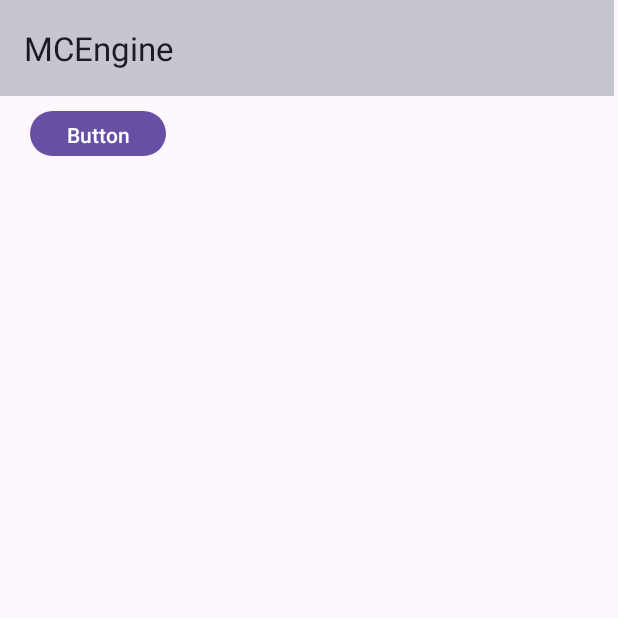
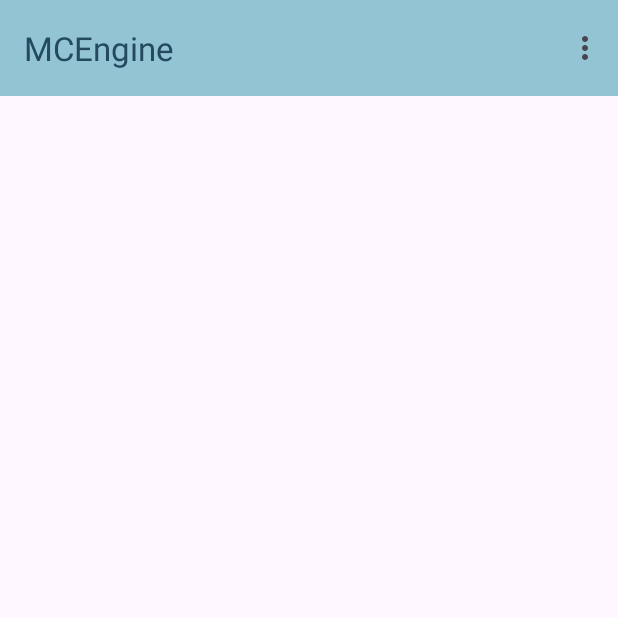
Before and after one commit to OneFeiFan/MCEngine, an Android app: the screen it shows after launch (MainActivity), on a phone screen of 412 x 824 dp, the top half of it. Run offline under Robolectric (Android 15) with nearby library versions, the phone set to English and light mode, and no system bars.

```diff
--- a/app/src/main/java/com/taolesi/mcengine/MainActivity.java
+++ b/app/src/main/java/com/taolesi/mcengine/MainActivity.java
@@ -1,40 +1,56 @@
 package com.taolesi.mcengine;
 
-import androidx.appcompat.app.AppCompatActivity;
-
 import android.Manifest;
-import android.content.Context;
-import android.content.Intent;
-import android.net.Uri;
+import android.annotation.SuppressLint;
 import android.os.Build;
 import android.os.Bundle;
-import android.os.Environment;
-import android.provider.Settings;
-import android.widget.Toast;
+import android.view.Menu;
+import android.view.MenuItem;
+import android.view.View;
 
-import com.permissionx.guolindev.PermissionX;
-import com.permissionx.guolindev.callback.ExplainReasonCallbackWithBeforeParam;
-import com.permissionx.guolindev.callback.ForwardToSettingsCallback;
-import com.permissionx.guolindev.callback.RequestCallback;
-import com.permissionx.guolindev.request.ExplainScope;
-import com.permissionx.guolindev.request.ForwardScope;
-
-import java.util.List;
+import androidx.annotation.NonNull;
+import androidx.appcompat.app.AppCompatActivity;
+import androidx.appcompat.widget.Toolbar;
 
 public class MainActivity extends AppCompatActivity {
-    private String[] PERMISSIONS = {
+    private final String[] PERMISSIONS = {
+            Manifest.permission.WRITE_EXTERNAL_STORAGE,
+            Manifest.permission.READ_EXTERNAL_STORAGE
+    };
+    private final String[] PERMISSIONS_33 = {
             Manifest.permission.WRITE_EXTERNAL_STORAGE,
             Manifest.permission.READ_EXTERNAL_STORAGE,
             Manifest.permission.MANAGE_EXTERNAL_STORAGE
     };
+    public String[] modLists;
+
     @Override
     protected void onCreate(Bundle savedInstanceState) {
         super.onCreate(savedInstanceState);
+        //requestPermissions(PERMISSIONS, 99);
         setContentView(R.layout.activity_main);
-        requestPermissions(PERMISSIONS, 99);
-    }
-    public Context getContext() {
-        return this;
+        if (Build.VERSION.SDK_INT >= Build.VERSION_CODES.R) {
+            requestPermissions(PERMISSIONS_33, 20);
+        } else {
+            requestPermissions(PERMISSIONS, 20);
+        }
+        Toolbar toolbar = (Toolbar) findViewById(R.id.toolbar);
+
     }
 
+    @Override
+    public boolean onCreateOptionsMenu(Menu menu) {
+        getMenuInflater().inflate(R.menu.menu_main, menu);
+        return true;
+    }
+
+    @Override
+    public boolean onOptionsItemSelected(@NonNull MenuItem item) {
+        if (item.getItemId() == R.id.settings) {
+
+        } else if (item.getItemId() == R.id.about) {
+
+        }
+        return super.onOptionsItemSelected(item);
+    }
 }
--- a/app/src/main/res/layout/activity_main.xml
+++ b/app/src/main/res/layout/activity_main.xml
@@ -1,34 +1,27 @@
 <?xml version="1.0" encoding="utf-8"?>
-<androidx.constraintlayout.widget.ConstraintLayout xmlns:android="http://schemas.android.com/apk/res/android"
+<androidx.coordinatorlayout.widget.CoordinatorLayout xmlns:android="http://schemas.android.com/apk/res/android"
     xmlns:app="http://schemas.android.com/apk/res-auto"
     xmlns:tools="http://schemas.android.com/tools"
     android:layout_width="match_parent"
     android:layout_height="match_parent"
+    android:fitsSystemWindows="true"
     tools:context=".MainActivity">
 
-    <RelativeLayout
-        android:layout_width="409dp"
-        android:layout_height="729dp"
-        tools:layout_editor_absoluteX="1dp"
-        tools:layout_editor_absoluteY="1dp">
+    <com.google.android.material.appbar.AppBarLayout
+        android:layout_width="match_parent"
+        android:layout_height="wrap_content"
+        android:fitsSystemWindows="true">
 
         <androidx.appcompat.widget.Toolbar
             android:id="@+id/toolbar"
             android:layout_width="match_parent"
-            android:layout_height="wrap_content"
-            android:background="@color/material_dynamic_neutral_variant80"
-            android:minHeight="?attr/actionBarSize"
-            android:theme="?attr/actionBarTheme"
-            app:title="@string/title_activity_main" />
+            android:layout_height="?attr/actionBarSize"
+            android:background="@color/toolbar"
+            app:menu="@menu/menu_main"
+            app:title="@string/app_name"
+            app:titleTextColor="@color/txt"/>
 
-        <Button
-            android:id="@+id/button"
-            android:layout_width="wrap_content"
-            android:layout_height="38dp"
-            android:layout_alignParentEnd="false"
-            android:layout_alignParentBottom="false"
-            android:layout_marginLeft="20dp"
-            android:layout_marginTop="70dp"
-            android:text="Button" />
-    </RelativeLayout>
-</androidx.constraintlayout.widget.ConstraintLayout>
+    </com.google.android.material.appbar.AppBarLayout>
+
+
+</androidx.coordinatorlayout.widget.CoordinatorLayout>
--- /dev/null
+++ b/app/src/main/res/menu/menu_main.xml
@@ -0,0 +1,11 @@
+<?xml version="1.0" encoding="utf-8"?>
+<menu xmlns:app="http://schemas.android.com/apk/res-auto"
+    xmlns:android="http://schemas.android.com/apk/res/android">
+    <item
+        android:id="@+id/settings"
+        android:title="@string/settings" />
+    <item
+        android:id="@+id/about"
+        android:title="@string/about" />
+
+</menu>
--- a/app/src/main/res/values/colors.xml
+++ b/app/src/main/res/values/colors.xml
@@ -7,4 +7,7 @@
     <color name="teal_700">#FF018786</color>
     <color name="black">#FF000000</color>
     <color name="white">#FFFFFFFF</color>
+    <color name="toolbar">#93c4d4</color>
+    <color name="txt">#244a60</color>
+    <color name="txt_sub">#4a87a1</color>
 </resources>
--- a/app/src/main/res/values/themes.xml
+++ b/app/src/main/res/values/themes.xml
@@ -1,17 +1,14 @@
 <resources xmlns:tools="http://schemas.android.com/tools">
     <!-- Base application theme. -->
-    <style name="Theme.MCEngine" parent="Theme.MaterialComponents.DayNight.NoActionBar">
+    <style name="Theme.MCEngine" parent="Theme.AppCompat.Light.NoActionBar">
         <!-- Primary brand color. -->
         <item name="colorPrimary">@color/purple_500</item>
         <item name="colorPrimaryVariant">@color/purple_700</item>
         <item name="colorOnPrimary">@color/white</item>
-        <!-- Secondary brand color. -->
         <item name="colorSecondary">@color/teal_200</item>
         <item name="colorSecondaryVariant">@color/teal_700</item>
         <item name="colorOnSecondary">@color/black</item>
-        <!-- Status bar color. -->
         <item name="android:statusBarColor">?attr/colorPrimaryVariant</item>
-        <!-- Customize your theme here. -->
     </style>
     <!-- Base application theme. -->
     <style name="Base.Theme.MCEngine" parent="Theme.Material3.DayNight.NoActionBar">
```
Also changed, not shown: app/src/main/AndroidManifest.xml (+18 -11 lines), app/src/main/java/com/taolesi/mcengine/Examination.java (added, +24 -0 lines), app/src/main/java/com/taolesi/mcengine/HookEngine.java (+23 -23 lines), app/src/main/java/com/taolesi/mcengine/NativeItem.java (added, +13 -0 lines), app/src/main/res/navigation/nav_graph.xml (added, +28 -0 lines), app/src/main/res/values/strings.xml (+45 -0 lines), 3 other files.
